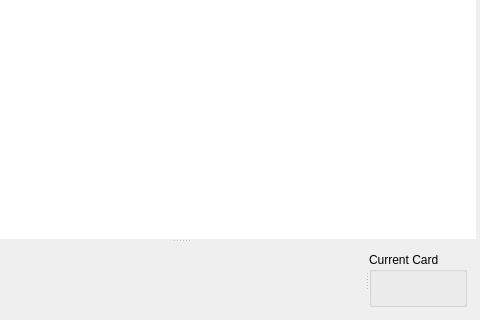
Above: designer/cardlist.ui from ankitects/anki before the change; both pictures show x 119 to 599 and y 282 to 602 of the 599 by 602 pixel window. Below: the same form after it.
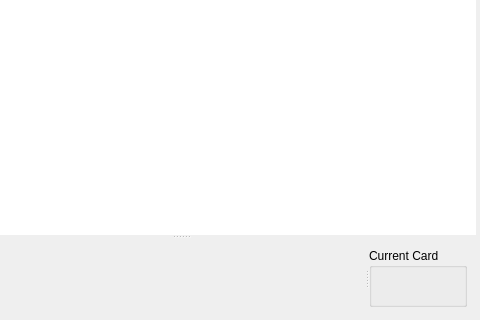
That is the form after the change. Icons and pictures are not drawn.

Commit message: make margins in editor a little bigger, update anki version in samples

```diff
--- a/designer/cardlist.ui
+++ b/designer/cardlist.ui
@@ -141,17 +141,8 @@
             <property name="spacing" >
              <number>0</number>
             </property>
-            <property name="leftMargin" >
-             <number>2</number>
-            </property>
-            <property name="topMargin" >
-             <number>2</number>
-            </property>
-            <property name="rightMargin" >
-             <number>0</number>
-            </property>
-            <property name="bottomMargin" >
-             <number>2</number>
+            <property name="margin" >
+             <number>4</number>
             </property>
             <item>
              <widget class="QLabel" name="cardLabel" >
```
The commit also changes 1 other file.
